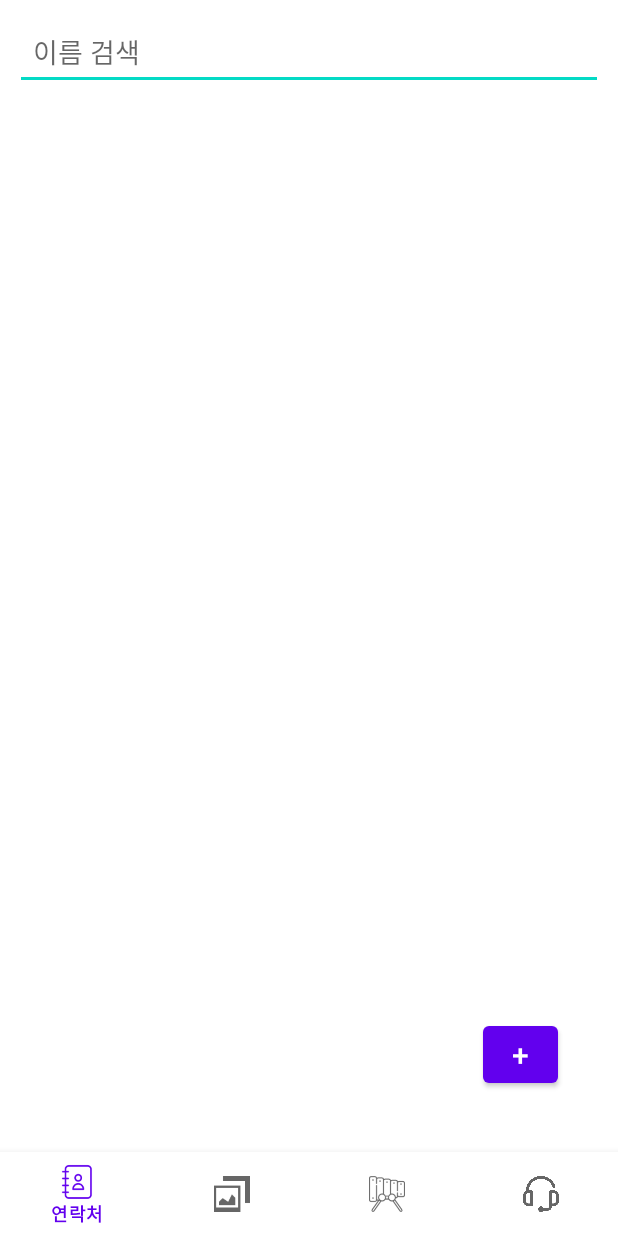
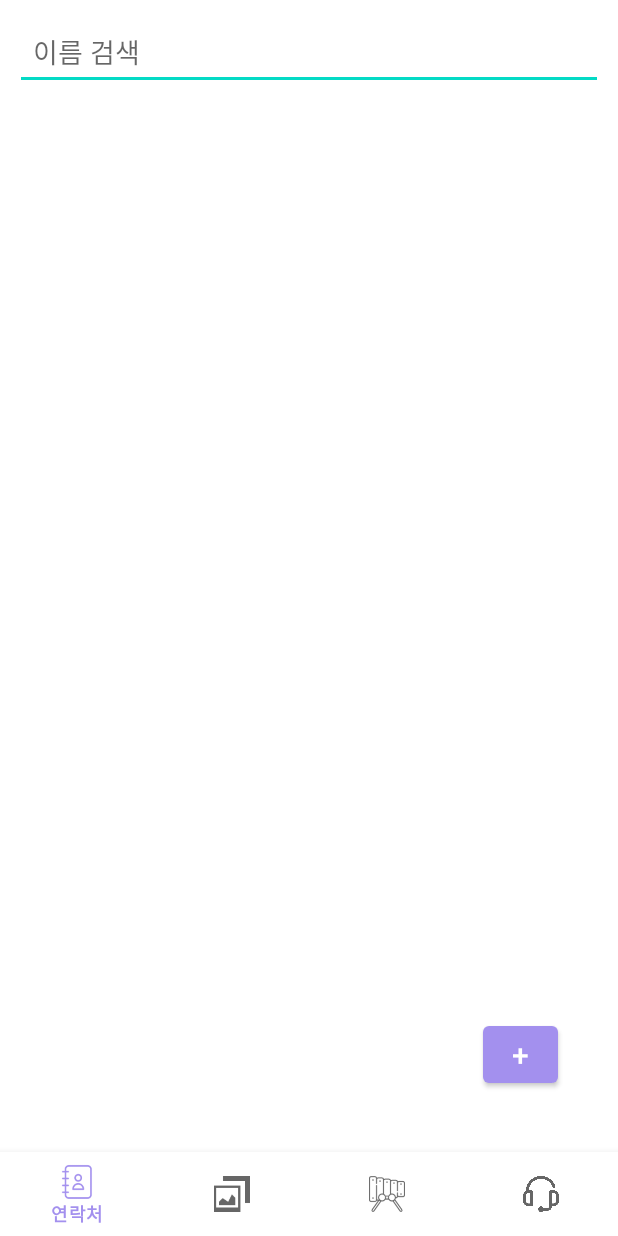
Before and after one commit to Jhanoo/FirstFlow, an Android app: the screen it shows after launch (MainActivity), on a phone screen of 412 x 824 dp. Run offline under Robolectric (Android 15) with nearby library versions, the phone set to English and light mode, and no system bars; 1 statement that could not run was skipped.

Commit message:
권한 설정창으로 보낸 후 앱 종료

```diff
--- a/app/src/main/java/com/example/firstflow/fragment/PermissionErrorFragment.java
+++ b/app/src/main/java/com/example/firstflow/fragment/PermissionErrorFragment.java
@@ -75,6 +75,7 @@ public class PermissionErrorFragment extends Fragment {
                 Intent intent = new Intent(Settings.ACTION_APPLICATION_DETAILS_SETTINGS)
                         .setData(Uri.parse("package:" + getContext().getPackageName()));
                 startActivity(intent.addFlags(Intent.FLAG_ACTIVITY_NEW_TASK));
+                getActivity().finish();
             }
         });
 
--- a/app/src/main/res/values-night/themes.xml
+++ b/app/src/main/res/values-night/themes.xml
@@ -2,15 +2,15 @@
     <!-- Base application theme. -->
     <style name="Theme.FirstFlow" parent="Theme.MaterialComponents.DayNight.DarkActionBar">
         <!-- Primary brand color. -->
-        <item name="colorPrimary">@color/purple_200</item>
-        <item name="colorPrimaryVariant">@color/purple_700</item>
+        <item name="colorPrimary">@color/myPurple</item>
+        <item name="colorPrimaryVariant">@color/purple_500</item>
         <item name="colorOnPrimary">@color/black</item>
         <!-- Secondary brand color. -->
         <item name="colorSecondary">@color/teal_200</item>
         <item name="colorSecondaryVariant">@color/teal_200</item>
         <item name="colorOnSecondary">@color/black</item>
         <!-- Status bar color. -->
-        <item name="android:statusBarColor" tools:targetApi="l">?attr/colorPrimaryVariant</item>
+        <item name="android:statusBarColor" tools:targetApi="l">?attr/colorPrimary</item>
         <!-- Customize your theme here. -->
         <item name="windowActionBar">false</item>
         <item name="windowNoTitle">true</item>
--- a/app/src/main/res/values/themes.xml
+++ b/app/src/main/res/values/themes.xml
@@ -2,15 +2,15 @@
     <!-- Base application theme. -->
     <style name="Theme.FirstFlow" parent="Theme.MaterialComponents.DayNight.DarkActionBar">
         <!-- Primary brand color. -->
-        <item name="colorPrimary">@color/purple_500</item>
-        <item name="colorPrimaryVariant">@color/purple_700</item>
+        <item name="colorPrimary">@color/myPurple</item>
+        <item name="colorPrimaryVariant">@color/purple_500</item>
         <item name="colorOnPrimary">@color/white</item>
         <!-- Secondary brand color. -->
         <item name="colorSecondary">@color/teal_200</item>
         <item name="colorSecondaryVariant">@color/teal_700</item>
         <item name="colorOnSecondary">@color/black</item>
         <!-- Status bar color. -->
-        <item name="android:statusBarColor" tools:targetApi="l">?attr/colorPrimaryVariant</item>
+        <item name="android:statusBarColor" tools:targetApi="l">?attr/colorPrimary</item>
         <!-- Customize your theme here. -->
         <item name="windowActionBar">false</item>
         <item name="windowNoTitle">true</item>
```
